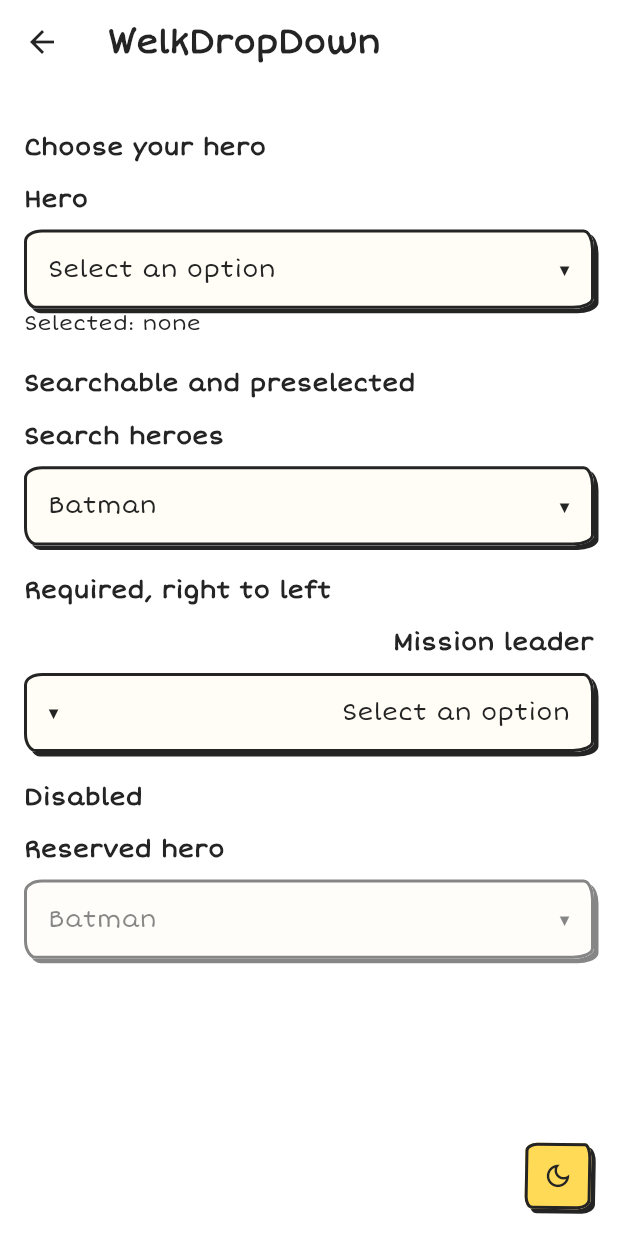
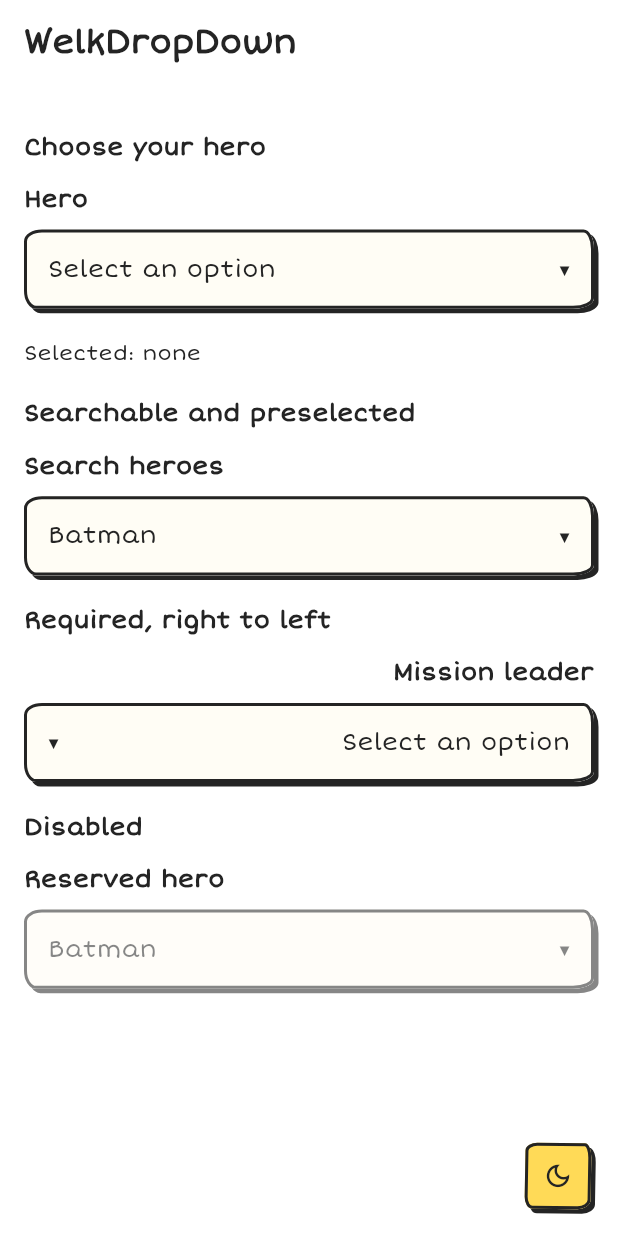
Before and after one commit to shristy-dev/welkUI-flutter, a Flutter app: the DropDownScreen screen opened by its route, on a phone screen of 412 x 824 dp. Run offline on Flutter 3.47's test engine with Material 3 defaults, Android fonts, the phone set to English and light mode, and no system bars; missing offline and left inert: qr.

Commit message:
remove nav back button

```diff
--- a/example/lib/screens/demo_page.dart
+++ b/example/lib/screens/demo_page.dart
@@ -19,7 +19,9 @@ class DemoPage extends StatelessWidget {
         ? null
         : ExampleThemeMode.maybeOf(context);
     return Scaffold(
-      appBar: PreviewMode.of(context) ? null : AppBar(title: Text(title)),
+      appBar: PreviewMode.of(context)
+          ? null
+          : AppBar(title: Text(title), automaticallyImplyLeading: false),
       floatingActionButton: themeMode == null
           ? null
           : WelkIconButton(
--- a/example/lib/screens/form_controls_screen.dart
+++ b/example/lib/screens/form_controls_screen.dart
@@ -285,6 +285,7 @@ class _DropDownScreenState extends State<DropDownScreen> {
         value: _hero,
         onChanged: (v) => setState(() => _hero = v),
       ),
+      SizedBox(height: 20),
       Text('Selected: ${_hero ?? 'none'}'),
       const DemoHeading('Searchable and preselected'),
       WelkDropDown(
```
Also changed, not shown: 1 other file.
